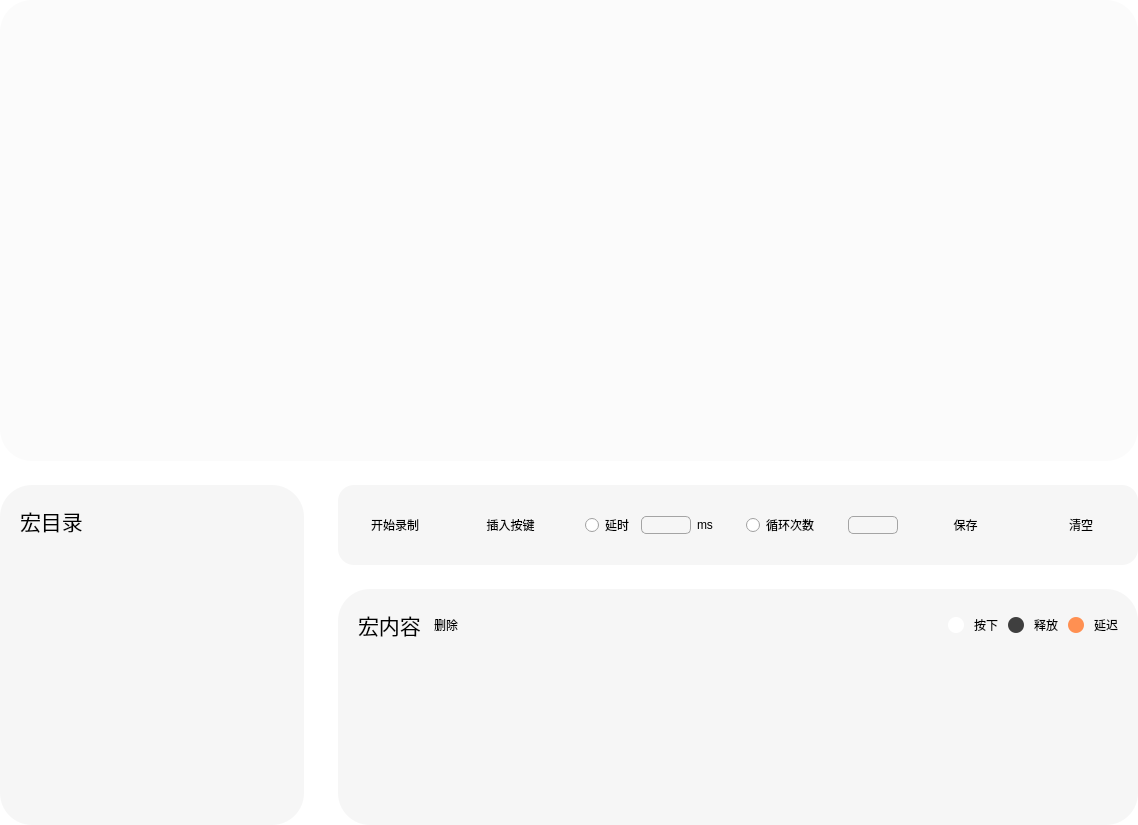
Qt form FrameMacro.ui (wlffeng2008/AKKOStdio) before a commit.
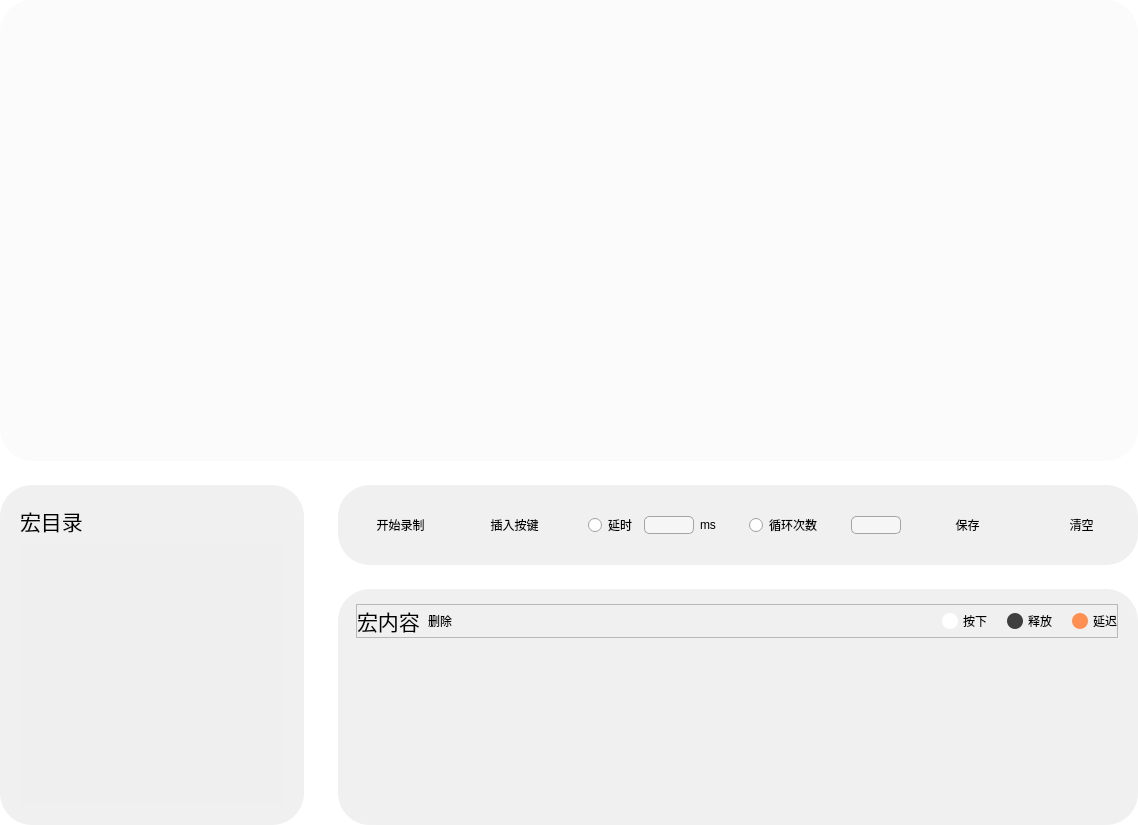
The same form after that commit. Icons and pictures are not drawn. Custom widgets are drawn as their Qt base class.

Diff of the .ui file:
```diff
--- a/FrameMacro.ui
+++ b/FrameMacro.ui
@@ -14,7 +14,10 @@
    <string>Frame</string>
   </property>
   <property name="styleSheet">
-   <string notr="true">#FrameMacro,#frameB,#frameRight{background-color:#FFFFFF;border-radius:0px;}
+   <string notr="true">#FrameMacro{background-color:#FFFFFF;border:none;}
+#frameT{background-color: #FBFBFB;border-radius:32px;}
+#frameMList,#frameContent,#frameBar{background-color:#F0F0F0;border-radius:32px;}
+QScrollArea{background-color:#FFFFFF;border:none;}
 </string>
   </property>
   <layout class="QVBoxLayout" name="verticalLayout" stretch="1,0">
@@ -42,7 +45,7 @@
       </size>
      </property>
      <property name="styleSheet">
-      <string notr="true">QFrame{background-color: #FBFBFB;border-radius:32px;}</string>
+      <string notr="true"/>
      </property>
      <property name="frameShape">
       <enum>QFrame::Shape::StyledPanel</enum>
@@ -84,18 +87,18 @@
      <property name="styleSheet">
       <string notr="true">QPushButton {
             border: 1px solid transparent;
-            border-radius: 14px;
+            border-radius: 6px;
             padding: 2px 2px;
             color: black;
             outline: none;
             background-color: transparent;
                 min-width:24px;
                 max-width:100px;
-                min-height:24px;}
-
-QPushButton:hover { background-color: transparent; border: 1px solid transparent;}
-QPushButton:pressed { background-color: #3F3F3F; }
-QPushButton:disabled { background-color: #EAEAEA; color: #8C8C8C; }</string>
+                min-height:24px;
+                max-height:24px;
+}
+QPushButton::hover{background-color: #E0E0E0;}
+</string>
      </property>
      <property name="frameShape">
       <enum>QFrame::Shape::NoFrame</enum>
@@ -123,7 +126,7 @@
        <number>0</number>
       </property>
       <item>
-       <widget class="QFrame" name="frameMode">
+       <widget class="QFrame" name="frameMList">
         <property name="maximumSize">
          <size>
           <width>304</width>
@@ -131,7 +134,7 @@
          </size>
         </property>
         <property name="styleSheet">
-         <string notr="true">QFrame{background-color: #F6F6F6;border-radius:32px;}</string>
+         <string notr="true"/>
         </property>
         <property name="frameShape">
          <enum>QFrame::Shape::StyledPanel</enum>
@@ -249,7 +252,7 @@
             <enum>Qt::FocusPolicy::NoFocus</enum>
            </property>
            <property name="styleSheet">
-            <string notr="true">background-color: transparent;</string>
+            <string notr="true"/>
            </property>
            <property name="widgetResizable">
             <bool>true</bool>
@@ -278,6 +281,9 @@
           <height>0</height>
          </size>
         </property>
+        <property name="styleSheet">
+         <string notr="true"/>
+        </property>
         <layout class="QVBoxLayout" name="verticalLayoutB" stretch="0,1">
          <property name="spacing">
           <number>24</number>
@@ -295,7 +301,7 @@
           <number>0</number>
          </property>
          <item alignment="Qt::AlignmentFlag::AlignVCenter">
-          <widget class="QFrame" name="frameLuni">
+          <widget class="QFrame" name="frameBar">
            <property name="minimumSize">
             <size>
              <width>100</width>
@@ -303,7 +309,7 @@
             </size>
            </property>
            <property name="styleSheet">
-            <string notr="true">QFrame{background-color: #F6F6F6;border-radius:16px;}</string>
+            <string notr="true"/>
            </property>
            <property name="frameShape">
             <enum>QFrame::Shape::StyledPanel</enum>
@@ -312,7 +318,16 @@
             <enum>QFrame::Shadow::Raised</enum>
            </property>
            <layout class="QHBoxLayout" name="horizontalLayout_3">
-            <item>
+            <property name="leftMargin">
+             <number>15</number>
+            </property>
+            <property name="topMargin">
+             <number>0</number>
+            </property>
+            <property name="bottomMargin">
+             <number>0</number>
+            </property>
+            <item alignment="Qt::AlignmentFlag::AlignVCenter">
              <widget class="QPushButton" name="pushButtonStart">
               <property name="styleSheet">
                <string notr="true">QPushButton{width: 130px;
@@ -321,7 +336,6 @@
 background: #6329B6;
 border:1px solid #6329B6;
 border-radius: 16px 16px 16px 16px;
-font-family: MiSans, MiSans;
 font-weight: 600;
 font-size: 14px;
 };
@@ -352,7 +366,7 @@
               </property>
              </spacer>
             </item>
-            <item>
+            <item alignment="Qt::AlignmentFlag::AlignVCenter">
              <widget class="QPushButton" name="pushButtonInsert">
               <property name="minimumSize">
                <size>
@@ -363,7 +377,7 @@
               <property name="maximumSize">
                <size>
                 <width>106</width>
-                <height>32</height>
+                <height>30</height>
                </size>
               </property>
               <property name="text">
@@ -520,7 +534,7 @@
               <property name="maximumSize">
                <size>
                 <width>106</width>
-                <height>32</height>
+                <height>30</height>
                </size>
               </property>
               <property name="text">
@@ -568,7 +582,7 @@
               <property name="maximumSize">
                <size>
                 <width>106</width>
-                <height>32</height>
+                <height>30</height>
                </size>
               </property>
               <property name="text">
@@ -593,7 +607,7 @@
           </widget>
          </item>
          <item>
-          <widget class="QFrame" name="frameSpeed">
+          <widget class="QFrame" name="frameContent">
            <property name="minimumSize">
             <size>
              <width>100</width>
@@ -601,7 +615,7 @@
             </size>
            </property>
            <property name="styleSheet">
-            <string notr="true">QFrame{background-color: #F6F6F6;border-radius:32px;}</string>
+            <string notr="true"/>
            </property>
            <property name="frameShape">
             <enum>QFrame::Shape::StyledPanel</enum>
@@ -610,11 +624,14 @@
             <enum>QFrame::Shadow::Raised</enum>
            </property>
            <layout class="QVBoxLayout" name="verticalLayout_4">
+            <property name="spacing">
+             <number>5</number>
+            </property>
             <property name="leftMargin">
-             <number>20</number>
+             <number>18</number>
             </property>
             <property name="topMargin">
-             <number>20</number>
+             <number>15</number>
             </property>
             <property name="rightMargin">
              <number>20</number>
@@ -632,7 +649,7 @@
               </property>
               <layout class="QHBoxLayout" name="horizontalLayout_2">
                <property name="spacing">
-                <number>10</number>
+                <number>5</number>
                </property>
                <property name="leftMargin">
                 <number>0</number>
@@ -662,6 +679,12 @@
                </item>
                <item>
                 <widget class="QPushButton" name="pushButtonDelete">
+                 <property name="minimumSize">
+                  <size>
+                   <width>30</width>
+                   <height>30</height>
+                  </size>
+                 </property>
                  <property name="text">
                   <string>删除</string>
                  </property>
@@ -715,6 +738,22 @@
                  </property>
                 </widget>
                </item>
+               <item>
+                <spacer name="horizontalSpacer_8">
+                 <property name="orientation">
+                  <enum>Qt::Orientation::Horizontal</enum>
+                 </property>
+                 <property name="sizeType">
+                  <enum>QSizePolicy::Policy::Fixed</enum>
+                 </property>
+                 <property name="sizeHint" stdset="0">
+                  <size>
+                   <width>15</width>
+                   <height>20</height>
+                  </size>
+                 </property>
+                </spacer>
+               </item>
                <item>
                 <widget class="QLabel" name="labelFlag21">
                  <property name="minimumSize">
@@ -750,6 +789,22 @@
                  </property>
                 </widget>
                </item>
+               <item>
+                <spacer name="horizontalSpacer_9">
+                 <property name="orientation">
+                  <enum>Qt::Orientation::Horizontal</enum>
+                 </property>
+                 <property name="sizeType">
+                  <enum>QSizePolicy::Policy::Fixed</enum>
+                 </property>
+                 <property name="sizeHint" stdset="0">
+                  <size>
+                   <width>15</width>
+                   <height>20</height>
+                  </size>
+                 </property>
+                </spacer>
+               </item>
                <item>
                 <widget class="QLabel" name="labelFlag31">
                  <property name="minimumSize">
@@ -804,8 +859,8 @@
                 <rect>
                  <x>0</x>
                  <y>0</y>
-                 <width>760</width>
-                 <height>160</height>
+                 <width>762</width>
+                 <height>164</height>
                 </rect>
                </property>
                <layout class="QHBoxLayout" name="horizontalLayout_5">
```
